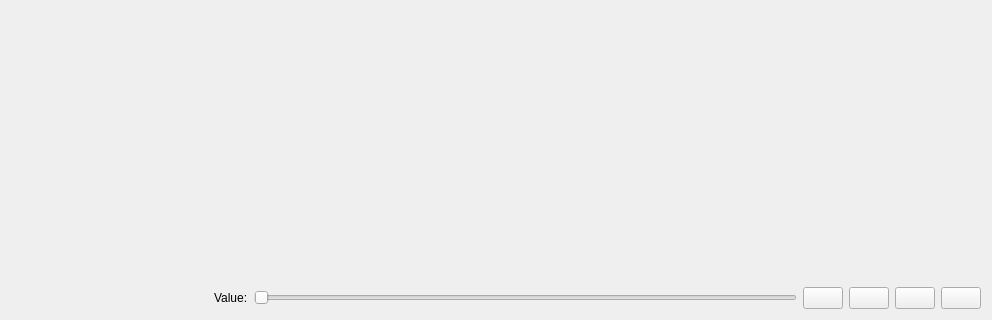
First picture: the form in src/uis/frame_view.ui, repository yamedvedya/data_viewer, before the edit; both pictures show x 0 to 992 and y 311 to 631 of the 992 by 631 pixel window.
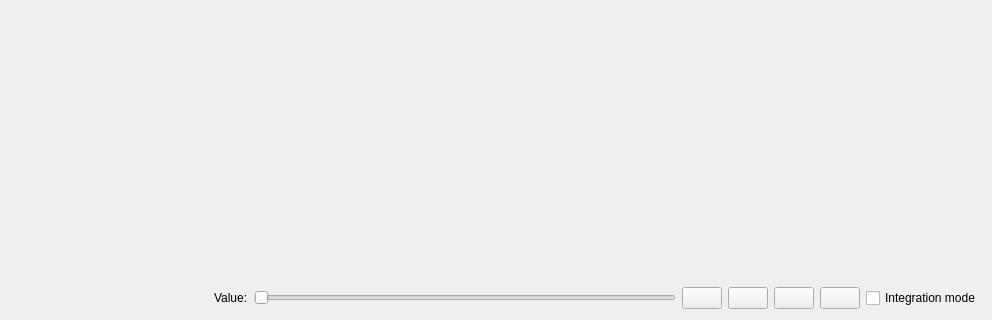
Second picture: the form after the edit. Icons and pictures are not drawn.

Commit message: frame integration

The edit to the form file:
```diff
--- a/src/uis/frame_view.ui
+++ b/src/uis/frame_view.ui
@@ -141,7 +141,7 @@
         <layout class="QHBoxLayout" name="view_layout"/>
        </item>
        <item>
-        <layout class="QHBoxLayout" name="horizontalLayout_4" stretch="0,1,0,0,0,0">
+        <layout class="QHBoxLayout" name="h_layout" stretch="0,0,0,0,0,0,0">
          <item>
           <widget class="QLabel" name="lb_value">
            <property name="text">
@@ -203,6 +203,13 @@
            </property>
           </widget>
          </item>
+         <item>
+          <widget class="QCheckBox" name="chk_integration_mode">
+           <property name="text">
+            <string>Integration mode</string>
+           </property>
+          </widget>
+         </item>
         </layout>
        </item>
       </layout>
```
The commit also changes 7 other files.
